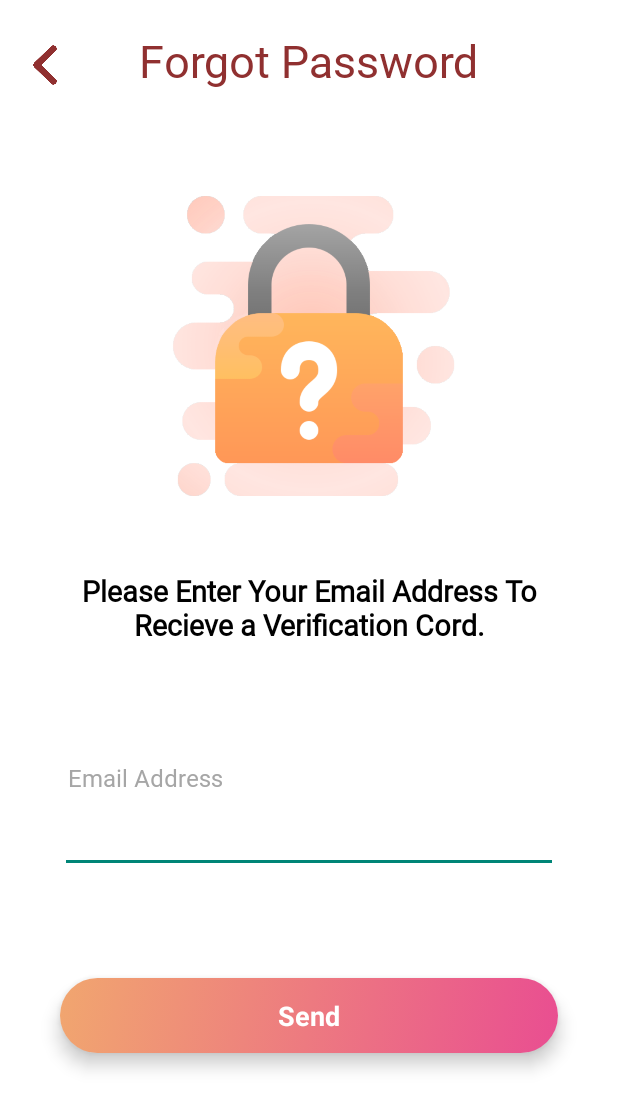
After one commit to NVThangz/HeartCare, an Android app: the ForgotPassword screen opened directly, with no data from a screen before it, on a phone screen of 412 x 824 dp. The commit adds this screen. Shown: the top 1109 px of the screen. Run offline under Robolectric (Android 15) with nearby library versions, the phone set to English and light mode, and no system bars.

Commit message:
Add Forgot Password interface

```diff
--- a/frontend/app/src/main/AndroidManifest.xml
+++ b/frontend/app/src/main/AndroidManifest.xml
@@ -25,12 +25,23 @@
         </activity>
 
         <activity
+            android:name=".activity.ForgotPassword"
+            android:exported="true"
+            android:screenOrientation="portrait"
+            android:theme="@style/AppTheme.NoStatusBar">
+            <intent-filter>
+<!--                <action android:name="android.intent.action.MAIN" />-->
+                <category android:name="android.intent.category.LAUNCHER" />
+            </intent-filter>
+        </activity>
+
+        <activity
             android:name=".activity.Welcome"
             android:exported="true"
             android:screenOrientation="portrait"
             android:theme="@style/AppTheme.NoStatusBar">
             <intent-filter>
-                <action android:name="android.intent.action.MAIN" />
+<!--                <action android:name="android.intent.action.MAIN" />-->
                 <category android:name="android.intent.category.LAUNCHER" />
             </intent-filter>
         </activity>
@@ -85,10 +96,8 @@
             android:screenOrientation="portrait"
             android:theme="@style/AppTheme.NoStatusBar">
             <intent-filter>
-
-                <!--                 <action android:name="android.intent.action.MAIN" />-->
-
-                <category android:name="android.intent.category.LAUNCHER" />
+                 <action android:name="android.intent.action.MAIN" />
+                 <category android:name="android.intent.category.LAUNCHER" />
             </intent-filter>
         </activity>
         <activity
--- /dev/null
+++ b/frontend/app/src/main/java/com/example/heartcare/activity/ForgotPassword.java
@@ -0,0 +1,35 @@
+package com.example.heartcare.activity;
+
+import android.os.Bundle;
+import android.view.View;
+import android.widget.ImageView;
+
+import androidx.appcompat.app.AppCompatActivity;
+
+import com.example.heartcare.R;
+
+public class ForgotPassword extends AppCompatActivity {
+    private ImageView icBack;
+
+    private void map() {
+        icBack = findViewById(R.id.ic_back);
+    }
+
+    @Override
+    protected void onCreate(Bundle savedInstanceState) {
+        super.onCreate(savedInstanceState);
+        setContentView(R.layout.activity_forgot_password);
+        map();
+        clickIcBack();
+    }
+
+    private void clickIcBack() {
+        icBack.setOnClickListener(new View.OnClickListener() {
+            @Override
+            public void onClick(View view) {
+                finish();
+            }
+        });
+    }
+
+}
--- a/frontend/app/src/main/java/com/example/heartcare/activity/SignIn.java
+++ b/frontend/app/src/main/java/com/example/heartcare/activity/SignIn.java
@@ -62,12 +62,22 @@ public class SignIn extends AppCompatActivity {
     private ImageButton btn_login_google;
 //    private CallbackManager callbackManager;
     private TextView tv_createNewOne;
-
     private ImageView btn_back;
+    private TextView tv_forgot_password;
     private ConstraintLayout btn_sign_in;
     private SharedPreferences mPref;
     private SharedPreferences.Editor editor;
     private GoogleSignInClient mGoogleSignInClient;
+
+    private void map() {
+        tv_forgot_password = findViewById(R.id.tv_forgot_password);
+        txt_username = findViewById(R.id.txt_username);
+        txt_password = findViewById(R.id.txt_password);
+        btn_sign_in = findViewById(R.id.btn_sign_in);
+        tv_createNewOne = findViewById(R.id.tv_createNewOne);
+        btn_login_google = findViewById(R.id.btn_login_google);
+        btn_login_facebook = findViewById(R.id.btn_login_facebook);
+    }
 
     @Override
     protected void onCreate(Bundle savedInstanceState) {
@@ -78,6 +88,7 @@ public class SignIn extends AppCompatActivity {
         clickBtnLoginFacebook();
         clickBtnLoginGoogle();
         clickTvCreateNewOne();
+        clickTvForgotPassword();
         clickBtnSignIn();
     }
 
@@ -111,6 +122,16 @@ public class SignIn extends AppCompatActivity {
         mGoogleSignInClient = GoogleSignIn.getClient(this, gso);
     }
 */
+
+    private void clickTvForgotPassword() {
+        tv_forgot_password.setOnClickListener(new View.OnClickListener() {
+            @Override
+            public void onClick(View view) {
+                Intent intent = new Intent(SignIn.this, ForgotPassword.class);
+                startActivity(intent);
+            }
+        });
+    }
 
     private void clickBtnLoginFacebook() {
         btn_login_facebook.setOnClickListener(new View.OnClickListener() {
@@ -162,15 +183,6 @@ public class SignIn extends AppCompatActivity {
                 }
             }
         });
-    }
-
-    private void map() {
-        txt_username = findViewById(R.id.txt_username);
-        txt_password = findViewById(R.id.txt_password);
-        btn_sign_in = findViewById(R.id.btn_sign_in);
-        tv_createNewOne = findViewById(R.id.tv_createNewOne);
-        btn_login_google = findViewById(R.id.btn_login_google);
-        btn_login_facebook = findViewById(R.id.btn_login_facebook);
     }
 
     private void registerAccountWithSocial(String username, String name, String email) throws Exception {
--- /dev/null
+++ b/frontend/app/src/main/res/layout/activity_forgot_password.xml
@@ -0,0 +1,107 @@
+<?xml version="1.0" encoding="utf-8"?>
+<androidx.constraintlayout.widget.ConstraintLayout xmlns:android="http://schemas.android.com/apk/res/android"
+    xmlns:app="http://schemas.android.com/apk/res-auto"
+    xmlns:tools="http://schemas.android.com/tools"
+    android:id="@+id/sign_in"
+    android:background="@color/white"
+    android:layout_width="match_parent"
+    android:layout_height="match_parent">
+
+    <ImageView
+        android:id="@+id/ic_back"
+        android:layout_width="40dp"
+        android:layout_height="40dp"
+        android:layout_marginStart="10dp"
+        android:layout_marginTop="5dp"
+        app:layout_constraintBottom_toBottomOf="@+id/tv_heart_rate_statistics"
+        app:layout_constraintStart_toStartOf="parent"
+        app:layout_constraintTop_toTopOf="@+id/tv_heart_rate_statistics"
+        app:srcCompat="@drawable/ic_back_1" />
+
+    <TextView
+        android:id="@+id/tv_heart_rate_statistics"
+        android:layout_width="wrap_content"
+        android:layout_height="wrap_content"
+        android:layout_marginTop="20dp"
+        android:fontFamily="@font/segoeuib"
+        android:text="@string/forgot_password"
+        android:textColor="@color/red"
+        android:textFontWeight="500"
+        android:textSize="30sp"
+        app:layout_constraintEnd_toEndOf="parent"
+        app:layout_constraintStart_toStartOf="parent"
+        app:layout_constraintTop_toTopOf="parent" />
+
+    <ImageView
+        android:id="@+id/ic_forgot_password"
+        android:layout_width="200dp"
+        android:layout_height="200dp"
+        android:layout_marginTop="70dp"
+        app:layout_constraintEnd_toEndOf="parent"
+        app:layout_constraintStart_toStartOf="parent"
+        app:layout_constraintTop_toBottomOf="@+id/tv_heart_rate_statistics"
+        app:srcCompat="@drawable/ic_forgot_password" />
+
+    <TextView
+        android:id="@+id/text_view"
+        android:layout_width="wrap_content"
+        android:layout_height="wrap_content"
+        android:layout_marginTop="50dp"
+        android:fontFamily="@font/segoeui"
+        android:gravity="center"
+        android:text="Please Enter Your Email Address To\nRecieve a Verification Cord."
+        android:textColor="@color/black"
+        android:textFontWeight="700"
+        android:textSize="19sp"
+        app:layout_constraintEnd_toEndOf="parent"
+        app:layout_constraintStart_toStartOf="parent"
+        app:layout_constraintTop_toBottomOf="@+id/ic_forgot_password" />
+
+    <TextView
+        android:id="@+id/tv_email"
+        android:layout_width="wrap_content"
+        android:layout_height="wrap_content"
+        android:layout_marginStart="5dp"
+        android:layout_marginBottom="10dp"
+        android:fontFamily="@font/segoeuib"
+        android:text="Email Address"
+        android:textColor="@color/light_gray"
+        android:textFontWeight="500"
+        android:textSize="16sp"
+        app:layout_constraintBottom_toTopOf="@+id/et_mail"
+        app:layout_constraintStart_toStartOf="@+id/et_mail" />
+
+    <EditText
+        android:id="@+id/et_mail"
+        android:layout_width="0dp"
+        android:layout_height="wrap_content"
+        android:layout_marginStart="40dp"
+        android:layout_marginTop="110dp"
+        android:layout_marginEnd="40dp"
+        android:inputType="textEmailAddress"
+        android:textCursorDrawable="@drawable/custom_cursor"
+        android:textSize="16sp"
+        app:layout_constraintEnd_toEndOf="parent"
+        app:layout_constraintStart_toStartOf="parent"
+        app:layout_constraintTop_toBottomOf="@+id/text_view" />
+
+    <TextView
+        android:id="@+id/btn_save_modified"
+        android:layout_width="0dp"
+        android:layout_height="50dp"
+        android:layout_marginStart="40dp"
+        android:layout_marginTop="70dp"
+        android:layout_marginEnd="40dp"
+        android:background="@drawable/profile_btn_save_modified"
+        android:elevation="7dp"
+        android:fontFamily="sans-serif"
+        android:gravity="center"
+        android:text="Send"
+        android:textColor="@color/white"
+        android:textFontWeight="700"
+        android:textSize="18sp"
+        app:layout_constraintEnd_toEndOf="parent"
+        app:layout_constraintStart_toStartOf="parent"
+        app:layout_constraintTop_toBottomOf="@+id/et_mail" />
+
+</androidx.constraintlayout.widget.ConstraintLayout>
--- a/frontend/app/src/main/res/layout/activity_sign_in.xml
+++ b/frontend/app/src/main/res/layout/activity_sign_in.xml
@@ -308,6 +308,7 @@
                     android:layout_width="wrap_content"
                     android:layout_height="wrap_content"
                     android:fontFamily="@font/segoeui"
+                    android:layout_marginStart="3dp"
                     android:text="@string/create"
                     android:textColor="@color/red"
                     android:textFontWeight="700"
--- a/frontend/app/src/main/res/layout/activity_sign_up.xml
+++ b/frontend/app/src/main/res/layout/activity_sign_up.xml
@@ -401,6 +401,7 @@
                     android:layout_width="wrap_content"
                     android:layout_height="wrap_content"
                     android:fontFamily="@font/segoeui"
+                    android:layout_marginStart="3dp"
                     android:text="@string/sign_in"
                     android:textColor="@color/red"
                     android:textFontWeight="700"
--- a/frontend/app/src/main/res/values/strings.xml
+++ b/frontend/app/src/main/res/values/strings.xml
@@ -102,4 +102,5 @@
     <string name="fri">Fri</string>
     <string name="sat">Sat</string>
     <string name="sun">Sun</string>
+    <string name="forgot_password">Forgot Password</string>
 </resources>
```
Also changed, not shown: frontend/app/src/main/res/drawable/ic_forgot_password.png (added), 2 other files.
